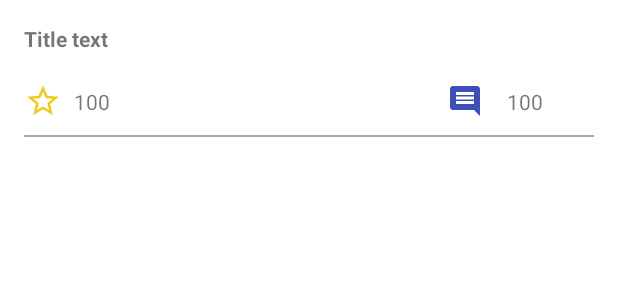
After one commit to pfrost982/RedditAWW, an Android app: the layout post_item.xml on its own in the app's theme, with its tools: preview values and no code run, on a phone screen of 412 x 824 dp. The commit adds this screen. Shown: the top 300 px of the screen. Run offline under Robolectric (Android 15) with nearby library versions, the phone set to English and light mode, and no system bars.

Commit message:
design and paging source

```diff
--- /dev/null
+++ b/app/src/main/java/ru/gb/redditaww/repository/RedditApiKey.kt
@@ -0,0 +1,3 @@
+package ru.gb.redditaww.repository
+
+data class RedditApiKey(val after: String?, val before: String?)
--- /dev/null
+++ b/app/src/main/res/drawable/ic_comment.xml
@@ -0,0 +1,5 @@
+<vector android:height="24dp" android:tint="#3E4EB8"
+        android:viewportHeight="24.0" android:viewportWidth="24.0"
+        android:width="24dp" xmlns:android="http://schemas.android.com/apk/res/android">
+    <path android:fillColor="#FF000000" android:pathData="M21.99,4c0,-1.1 -0.89,-2 -1.99,-2L4,2c-1.1,0 -2,0.9 -2,2v12c0,1.1 0.9,2 2,2h14l4,4 -0.01,-18zM18,14L6,14v-2h12v2zM18,11L6,11L6,9h12v2zM18,8L6,8L6,6h12v2z"/>
+</vector>
--- /dev/null
+++ b/app/src/main/res/drawable/ic_star.xml
@@ -0,0 +1,5 @@
+<vector android:height="24dp" android:tint="#F1CB19"
+        android:viewportHeight="24.0" android:viewportWidth="24.0"
+        android:width="24dp" xmlns:android="http://schemas.android.com/apk/res/android">
+    <path android:fillColor="#FF000000" android:pathData="M22,9.24l-7.19,-0.62L12,2 9.19,8.63 2,9.24l5.46,4.73L5.82,21 12,17.27 18.18,21l-1.63,-7.03L22,9.24zM12,15.4l-3.76,2.27 1,-4.28 -3.32,-2.88 4.38,-0.38L12,6.1l1.71,4.04 4.38,0.38 -3.32,2.88 1,4.28L12,15.4z"/>
+</vector>
--- /dev/null
+++ b/app/src/main/res/layout/post_item.xml
@@ -0,0 +1,79 @@
+<?xml version="1.0" encoding="utf-8"?>
+<androidx.constraintlayout.widget.ConstraintLayout xmlns:android="http://schemas.android.com/apk/res/android"
+    xmlns:app="http://schemas.android.com/apk/res-auto"
+    xmlns:tools="http://schemas.android.com/tools"
+    android:layout_width="match_parent"
+    android:layout_height="wrap_content"
+    android:paddingStart="16dp"
+    android:paddingTop="8dp"
+    android:paddingEnd="16dp">
+
+
+    <TextView
+        android:id="@+id/title"
+        android:layout_width="wrap_content"
+        android:layout_height="wrap_content"
+        android:layout_marginTop="8dp"
+        android:textStyle="bold"
+        app:layout_constraintStart_toStartOf="parent"
+        app:layout_constraintTop_toTopOf="parent"
+        tools:text="Title text" />
+
+    <ImageView
+        android:id="@+id/score_icon"
+        android:layout_width="25dp"
+        android:layout_height="25dp"
+        android:layout_marginTop="8dp"
+        android:src="@drawable/ic_star"
+        app:layout_constraintBottom_toBottomOf="parent"
+        app:layout_constraintStart_toStartOf="parent"
+        app:layout_constraintTop_toBottomOf="@id/title" />
+
+    <TextView
+        android:id="@+id/score"
+        android:layout_width="wrap_content"
+        android:layout_height="wrap_content"
+        android:layout_marginStart="8dp"
+        app:layout_constraintBottom_toBottomOf="@id/score_icon"
+        app:layout_constraintStart_toEndOf="@+id/score_icon"
+        app:layout_constraintTop_toTopOf="@id/score_icon"
+        tools:text="100" />
+
+    <androidx.constraintlayout.widget.Guideline
+        android:id="@+id/guideline"
+        android:layout_width="wrap_content"
+        android:layout_height="wrap_content"
+        android:orientation="vertical"
+        app:layout_constraintGuide_percent="0.7" />
+
+    <ImageView
+        android:id="@+id/comments_icon"
+        android:layout_width="wrap_content"
+        android:layout_height="wrap_content"
+        android:layout_marginStart="16dp"
+        android:src="@drawable/ic_comment"
+        app:layout_constraintBottom_toBottomOf="@id/score_icon"
+        app:layout_constraintStart_toEndOf="@id/guideline"
+        app:layout_constraintTop_toTopOf="@id/score_icon" />
+
+    <TextView
+        android:id="@+id/comments"
+        android:layout_width="wrap_content"
+        android:layout_height="wrap_content"
+        android:layout_marginStart="16dp"
+        app:layout_constraintBottom_toBottomOf="@id/comments_icon"
+        app:layout_constraintStart_toEndOf="@id/comments_icon"
+        app:layout_constraintTop_toTopOf="@id/comments_icon"
+        tools:text="100" />
+
+    <View
+        android:layout_width="match_parent"
+        android:layout_height="1dp"
+        android:layout_marginTop="10dp"
+        android:background="@android:color/darker_gray"
+        app:layout_constraintBottom_toBottomOf="parent"
+        app:layout_constraintEnd_toEndOf="parent"
+        app:layout_constraintStart_toStartOf="parent"
+        app:layout_constraintTop_toBottomOf="@id/score_icon" />
+
+</androidx.constraintlayout.widget.ConstraintLayout>
```
Also changed, not shown: app/src/main/java/ru/gb/redditaww/repository/PostsPagingSource.kt (added, +32 -0 lines), app/src/main/java/ru/gb/redditaww/repository/RepositoryImpl.kt (added, +28 -0 lines), app/src/main/res/layout/activity_main.xml (+7 -8 lines).
